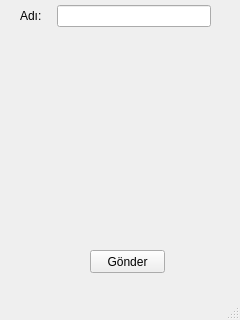
Above: veri1.ui from vektorelpython15/Python15Desktop before the change. Below: the same form after it.
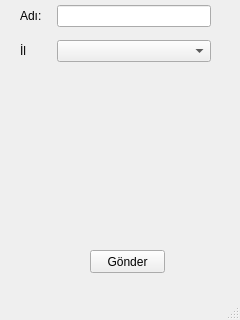
That is the form after the change.

```diff
--- a/veri1.ui
+++ b/veri1.ui
@@ -58,6 +58,16 @@
      <item row="0" column="1">
       <widget class="QLineEdit" name="txtAd"/>
      </item>
+     <item row="2" column="1">
+      <widget class="QComboBox" name="cmbIl"/>
+     </item>
+     <item row="2" column="0">
+      <widget class="QLabel" name="label_2">
+       <property name="text">
+        <string>İl</string>
+       </property>
+      </widget>
+     </item>
     </layout>
    </widget>
    <widget class="QPushButton" name="btGonder">
```
Left out of the diff: 4 changed lines with no effect on the pictures.
